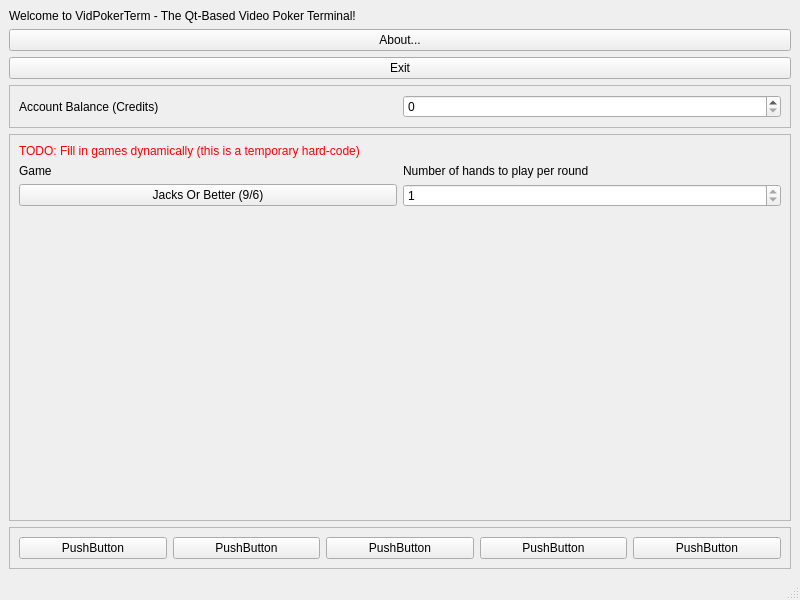
This is src/ui/gameaccountwindow.ui in dbrook/vidpokerterm as Qt 5 draws it before an edit. The edited form follows.
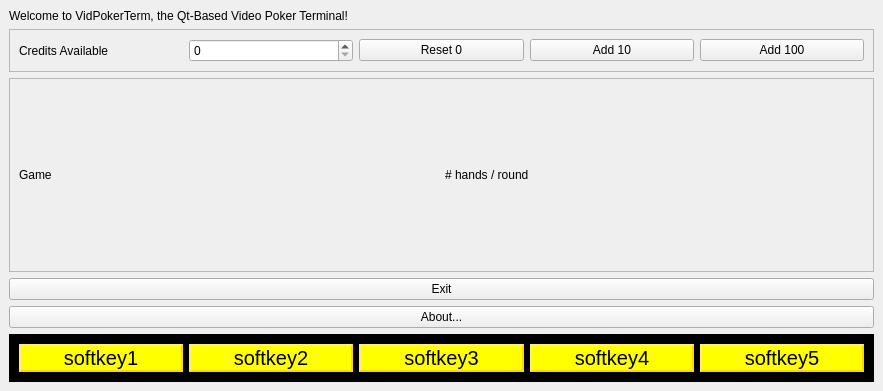
This is the edited form.

Commit message: Made the game selector more abstract (now all the game paytables/logic should live in the main window as pointers and get passed when games are launched to the more generic orchestrator UI)

```diff
--- a/src/ui/gameaccountwindow.ui
+++ b/src/ui/gameaccountwindow.ui
@@ -6,33 +6,19 @@
    <rect>
     <x>0</x>
     <y>0</y>
-    <width>800</width>
-    <height>600</height>
+    <width>883</width>
+    <height>391</height>
    </rect>
   </property>
   <property name="windowTitle">
    <string>VidPokerTerminal</string>
   </property>
   <widget class="QWidget" name="centralwidget">
-   <layout class="QVBoxLayout" name="verticalLayout" stretch="0,0,0,0,1,0">
+   <layout class="QVBoxLayout" name="verticalLayout" stretch="0,0,1,0,0,0">
     <item>
      <widget class="QLabel" name="label">
       <property name="text">
-       <string>Welcome to VidPokerTerm - The Qt-Based Video Poker Terminal!</string>
-      </property>
-     </widget>
-    </item>
-    <item>
-     <widget class="QPushButton" name="aboutButton">
-      <property name="text">
-       <string>About...</string>
-      </property>
-     </widget>
-    </item>
-    <item>
-     <widget class="QPushButton" name="exitButton">
-      <property name="text">
-       <string>Exit</string>
+       <string>Welcome to VidPokerTerm, the Qt-Based Video Poker Terminal!</string>
       </property>
      </widget>
     </item>
@@ -48,7 +34,7 @@
        <item>
         <widget class="QLabel" name="label_2">
          <property name="text">
-          <string>Account Balance (Credits)</string>
+          <string>Credits Available</string>
          </property>
         </widget>
        </item>
@@ -59,6 +45,27 @@
          </property>
         </widget>
        </item>
+       <item>
+        <widget class="QPushButton" name="resetAcct0">
+         <property name="text">
+          <string>Reset 0</string>
+         </property>
+        </widget>
+       </item>
+       <item>
+        <widget class="QPushButton" name="addAcct10">
+         <property name="text">
+          <string>Add 10</string>
+         </property>
+        </widget>
+       </item>
+       <item>
+        <widget class="QPushButton" name="addAcct100">
+         <property name="text">
+          <string>Add 100</string>
+         </property>
+        </widget>
+       </item>
       </layout>
      </widget>
     </item>
@@ -71,65 +78,42 @@
        <enum>QFrame::Raised</enum>
       </property>
       <layout class="QGridLayout" name="gridLayout">
-       <item row="0" column="0" colspan="2">
-        <widget class="QLabel" name="warningTODO">
-         <property name="styleSheet">
-          <string notr="true">color: rgb(255, 0, 0);</string>
-         </property>
-         <property name="text">
-          <string>TODO: Fill in games dynamically (this is a temporary hard-code)</string>
-         </property>
-        </widget>
-       </item>
-       <item row="2" column="1">
-        <widget class="QSpinBox" name="spinBox_2">
-         <property name="minimum">
-          <number>1</number>
-         </property>
-         <property name="maximum">
-          <number>1</number>
-         </property>
-        </widget>
-       </item>
-       <item row="1" column="1">
+       <item row="0" column="1">
         <widget class="QLabel" name="handsToPlayText">
          <property name="text">
-          <string>Number of hands to play per round</string>
+          <string># hands / round</string>
          </property>
         </widget>
        </item>
-       <item row="1" column="0">
+       <item row="0" column="0">
         <widget class="QLabel" name="gameText">
          <property name="text">
           <string>Game</string>
          </property>
         </widget>
        </item>
-       <item row="2" column="0">
-        <widget class="QPushButton" name="jobTestBtn">
-         <property name="text">
-          <string>Jacks Or Better (9/6)</string>
-         </property>
-        </widget>
-       </item>
-       <item row="3" column="0" colspan="2">
-        <spacer name="verticalSpacer">
-         <property name="orientation">
-          <enum>Qt::Vertical</enum>
-         </property>
-         <property name="sizeHint" stdset="0">
-          <size>
-           <width>20</width>
-           <height>40</height>
-          </size>
-         </property>
-        </spacer>
-       </item>
       </layout>
      </widget>
     </item>
+    <item>
+     <widget class="QPushButton" name="exitButton">
+      <property name="text">
+       <string>Exit</string>
+      </property>
+     </widget>
+    </item>
+    <item>
+     <widget class="QPushButton" name="aboutButton">
+      <property name="text">
+       <string>About...</string>
+      </property>
+     </widget>
+    </item>
     <item>
      <widget class="QFrame" name="quitAboutArea">
+      <property name="styleSheet">
+       <string notr="true">background-color: rgb(0, 0, 0);</string>
+      </property>
       <property name="frameShape">
        <enum>QFrame::StyledPanel</enum>
       </property>
@@ -138,37 +122,172 @@
       </property>
       <layout class="QHBoxLayout" name="horizontalLayout_2">
        <item>
-        <widget class="QPushButton" name="pushButton">
+        <widget class="QPushButton" name="moveUpSoftkey">
+         <property name="styleSheet">
+          <string notr="true">QPushButton:disabled {
+    color: black;
+    background-color: gray;
+    border-style: outset;
+    border-width: 2px;
+    border-color: gray;
+    font-size: 15pt;
+}
+QPushButton {
+    color: black;
+    background-color: yellow;
+    border-style: outset;
+    border-width: 2px;
+    border-color: gold;
+    font-size: 15pt;
+}
+QPushButton:pressed {
+    color: yellow;
+    background-color: black;
+    border-style: outset;
+    border-width: 2px;
+    border-color: yellow;
+    font-size: 15pt;
+}
+</string>
+         </property>
          <property name="text">
-          <string>PushButton</string>
+          <string>softkey1</string>
          </property>
         </widget>
        </item>
        <item>
-        <widget class="QPushButton" name="pushButton_2">
+        <widget class="QPushButton" name="moveDownSoftkey">
+         <property name="styleSheet">
+          <string notr="true">QPushButton:disabled {
+    color: black;
+    background-color: gray;
+    border-style: outset;
+    border-width: 2px;
+    border-color: gray;
+    font-size: 15pt;
+}
+QPushButton {
+    color: black;
+    background-color: yellow;
+    border-style: outset;
+    border-width: 2px;
+    border-color: gold;
+    font-size: 15pt;
+}
+QPushButton:pressed {
+    color: yellow;
+    background-color: black;
+    border-style: outset;
+    border-width: 2px;
+    border-color: yellow;
+    font-size: 15pt;
+}
+</string>
+         </property>
          <property name="text">
-          <string>PushButton</string>
+          <string>softkey2</string>
          </property>
         </widget>
        </item>
        <item>
         <widget class="QPushButton" name="pushButton_3">
+         <property name="styleSheet">
+          <string notr="true">QPushButton:disabled {
+    color: black;
+    background-color: gray;
+    border-style: outset;
+    border-width: 2px;
+    border-color: gray;
+    font-size: 15pt;
+}
+QPushButton {
+    color: black;
+    background-color: yellow;
+    border-style: outset;
+    border-width: 2px;
+    border-color: gold;
+    font-size: 15pt;
+}
+QPushButton:pressed {
+    color: yellow;
+    background-color: black;
+    border-style: outset;
+    border-width: 2px;
+    border-color: yellow;
+    font-size: 15pt;
+}
+</string>
+         </property>
          <property name="text">
-          <string>PushButton</string>
+          <string>softkey3</string>
          </property>
         </widget>
        </item>
        <item>
         <widget class="QPushButton" name="pushButton_4">
+         <property name="styleSheet">
+          <string notr="true">QPushButton:disabled {
+    color: black;
+    background-color: gray;
+    border-style: outset;
+    border-width: 2px;
+    border-color: gray;
+    font-size: 15pt;
+}
+QPushButton {
+    color: black;
+    background-color: yellow;
+    border-style: outset;
+    border-width: 2px;
+    border-color: gold;
+    font-size: 15pt;
+}
+QPushButton:pressed {
+    color: yellow;
+    background-color: black;
+    border-style: outset;
+    border-width: 2px;
+    border-color: yellow;
+    font-size: 15pt;
+}
+</string>
+         </property>
          <property name="text">
-          <string>PushButton</string>
+          <string>softkey4</string>
          </property>
         </widget>
        </item>
        <item>
-        <widget class="QPushButton" name="pushButton_5">
+        <widget class="QPushButton" name="selectSoftkey">
+         <property name="styleSheet">
+          <string notr="true">QPushButton:disabled {
+    color: black;
+    background-color: gray;
+    border-style: outset;
+    border-width: 2px;
+    border-color: gray;
+    font-size: 15pt;
+}
+QPushButton {
+    color: black;
+    background-color: yellow;
+    border-style: outset;
+    border-width: 2px;
+    border-color: gold;
+    font-size: 15pt;
+}
+QPushButton:pressed {
+    color: yellow;
+    background-color: black;
+    border-style: outset;
+    border-width: 2px;
+    border-color: yellow;
+    font-size: 15pt;
+}
+</string>
+         </property>
          <property name="text">
-          <string>PushButton</string>
+          <string>softkey5</string>
          </property>
         </widget>
        </item>
@@ -177,17 +296,6 @@
     </item>
    </layout>
   </widget>
-  <widget class="QMenuBar" name="menubar">
-   <property name="geometry">
-    <rect>
-     <x>0</x>
-     <y>0</y>
-     <width>800</width>
-     <height>36</height>
-    </rect>
-   </property>
-  </widget>
-  <widget class="QStatusBar" name="statusbar"/>
  </widget>
  <resources/>
  <connections/>
```
The commit also changes 7 other files.
